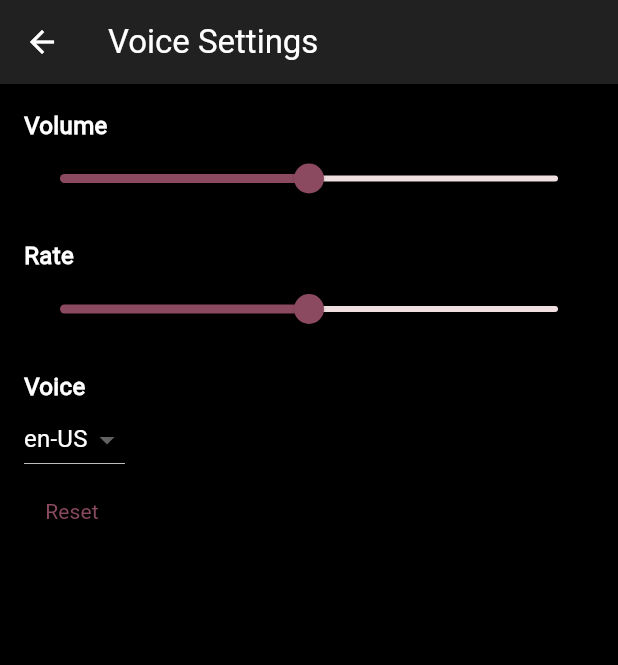
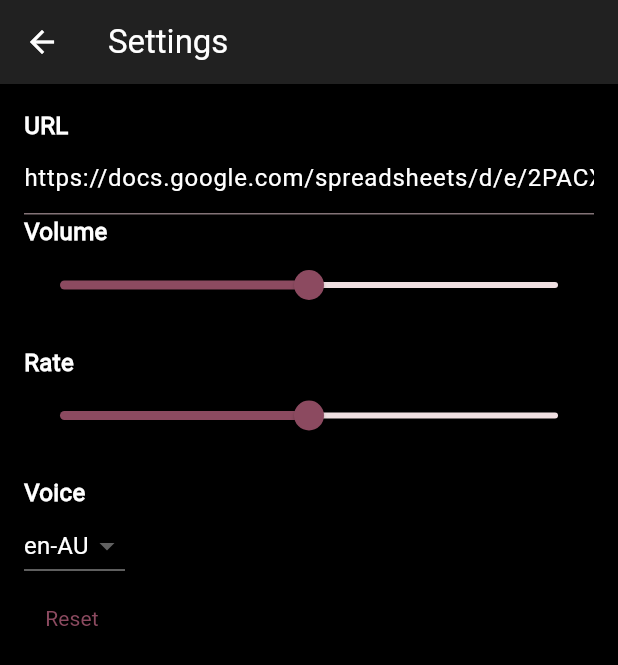
Before and after one commit to icmric/Word-Weaver, a Flutter app: the VoiceSettingsPage screen opened directly with empty values, after a tap on "Reset", on a phone screen of 412 x 824 dp. Shown: the top 665 px of the screen. Run offline on Flutter 3.47's test engine with Material 3 defaults, Android fonts, the light colour scheme and no system bars; our stand-ins replace csv, shared_preferences; missing offline and left inert: text_to_speech; accounts and stored records are empty.

Commit message:
voice settings converted to settings with input field for csv file

```diff
--- a/lib/main.dart
+++ b/lib/main.dart
@@ -1,6 +1,7 @@
 import 'package:communication_assistant/data/import_data_csv.dart';
 import 'package:communication_assistant/pages/home_page.dart';
 import 'package:flutter/material.dart';
+import 'package:shared_preferences/shared_preferences.dart';
 
 void main() {
   runApp(const MyApp());
--- a/lib/pages/home_page.dart
+++ b/lib/pages/home_page.dart
@@ -100,7 +100,7 @@ class HomePageState extends State<HomePage> {
               ),
               ListTile(
                 title: const Text(
-                  'Voice Settings',
+                  'Settings',
                   style: TextStyle(color: Colors.white),
                 ),
                 onTap: () {
@@ -112,9 +112,7 @@ class HomePageState extends State<HomePage> {
                   'About',
                   style: TextStyle(color: Colors.white),
                 ),
-                onTap: () {
-
-                },
+                onTap: () {},
               ),
             ],
           )),
--- a/lib/pages/voice_settings.dart
+++ b/lib/pages/voice_settings.dart
@@ -1,6 +1,7 @@
 import 'package:communication_assistant/pages/home_page.dart';
 import 'package:flutter/material.dart';
 import 'package:text_to_speech/text_to_speech.dart';
+import 'package:shared_preferences/shared_preferences.dart';
 
 class VoiceSettingsPage extends StatefulWidget {
   final Map<String, dynamic>? options;
@@ -15,9 +16,12 @@ class VoiceSettingsPage extends StatefulWidget {
 }
 
 class _VoiceSettingsPageState extends State<VoiceSettingsPage> {
+  TextEditingController controller = TextEditingController();
+  bool set = false;
   double volumeValue = 0.5;
   double rateValue = 0.5;
   String selectedvoice = 'en-US';
+  String url = "https://docs.google.com/spreadsheets/d/e/2PACX-1vT-6HQ1PfiuXMQehZeOOVjf7ZNqc4a92Yl0uD5Ad-NiskmucLqD2BSZ9EQlZtvOC8SKngyZaL3RcQZD/pub?gid=0&single=true&output=csv";
 
   final List<String> _voices = [
     'en-AU',
@@ -30,22 +34,41 @@ class _VoiceSettingsPageState extends State<VoiceSettingsPage> {
   @override
   void initState() {
     super.initState();
-    if (widget.options != null) {
-      volumeValue = widget.options!['volume'] ?? 1;
-      rateValue = widget.options!['rate'] ?? 1;
-      selectedvoice = widget.options!['voice'] ?? 'en-US';
+  }
+
+  setPrefrences() async {
+    SharedPreferences prefs = await SharedPreferences.getInstance();
+    await prefs.setDouble('volume', volumeValue);
+    await prefs.setDouble('rate', rateValue);
+    await prefs.setString('voice', selectedvoice);
+    await prefs.setString('url', url);
+  }
+
+  getPrefrences() async {
+    SharedPreferences prefs = await SharedPreferences.getInstance();
+    if (set == false) {
+      volumeValue = prefs.getDouble('volume') ?? 1;
+      rateValue = prefs.getDouble('rate') ?? 1;
+      selectedvoice = prefs.getString('voice') ?? 'en-AU';
+      url =
+          prefs.getString('url') ?? "https://docs.google.com/spreadsheets/d/e/2PACX-1vT-6HQ1PfiuXMQehZeOOVjf7ZNqc4a92Yl0uD5Ad-NiskmucLqD2BSZ9EQlZtvOC8SKngyZaL3RcQZD/pub?gid=0&single=true&output=csv";
+      controller.text = url;
+      set = true;
     }
   }
 
   @override
   Widget build(BuildContext context) {
-    return Scaffold(
+    return FutureBuilder(
+      future: getPrefrences(),
+      builder: (context, snapshot) => Scaffold(
         backgroundColor: Colors.black,
         appBar: AppBar(
           backgroundColor: Colors.grey.shade900,
           leading: IconButton(
             color: Colors.white,
             onPressed: () {
+              setPrefrences();
               Navigator.pushReplacement(
                 context,
                 MaterialPageRoute(
@@ -60,7 +83,7 @@ class _VoiceSettingsPageState extends State<VoiceSettingsPage> {
             icon: const Icon(Icons.arrow_back),
           ),
           title: const Text(
-          'Voice Settings',
+            'Settings',
             style: TextStyle(
               color: Colors.white,
             ),
@@ -71,6 +94,14 @@ class _VoiceSettingsPageState extends State<VoiceSettingsPage> {
           child: Column(
             crossAxisAlignment: CrossAxisAlignment.start,
             children: [
+              const Text("URL", style: TextStyle(fontSize: 16.0, fontWeight: FontWeight.bold, color: Colors.white)),
+              TextField(
+                controller: controller,
+                onChanged: (newValue) {
+                  url = newValue;
+                },
+                style: const TextStyle(color: Colors.white),
+              ),
               const Text(
                 'Volume',
                 style: TextStyle(
@@ -141,15 +172,19 @@ class _VoiceSettingsPageState extends State<VoiceSettingsPage> {
               ),
               TextButton(
                   onPressed: () {
-                  selectedvoice = "en-US";
+                    selectedvoice = "en-AU";
                     rateValue = 1;
                     volumeValue = 1;
+                    url = "https://docs.google.com/spreadsheets/d/e/2PACX-1vT-6HQ1PfiuXMQehZeOOVjf7ZNqc4a92Yl0uD5Ad-NiskmucLqD2BSZ9EQlZtvOC8SKngyZaL3RcQZD/pub?gid=0&single=true&output=csv";
+                    controller.text = url;
+                    setPrefrences();
                     setState(() {});
                   },
                   child: const Text("Reset"))
             ],
           ),
         ),
+      ),
     );
   }
 }
--- a/pubspec.yaml
+++ b/pubspec.yaml
@@ -37,6 +37,8 @@ dependencies:
   cupertino_icons: ^1.0.2
   text_to_speech: ^0.2.3
   csv: ^5.1.1
+  dio: ^5.4.0
+  shared_preferences: ^2.2.2
 
 dev_dependencies:
   flutter_test:
```
Also changed, not shown: pubspec.lock, 1 other file. Lines whose indentation alone changed are shown as unchanged.
